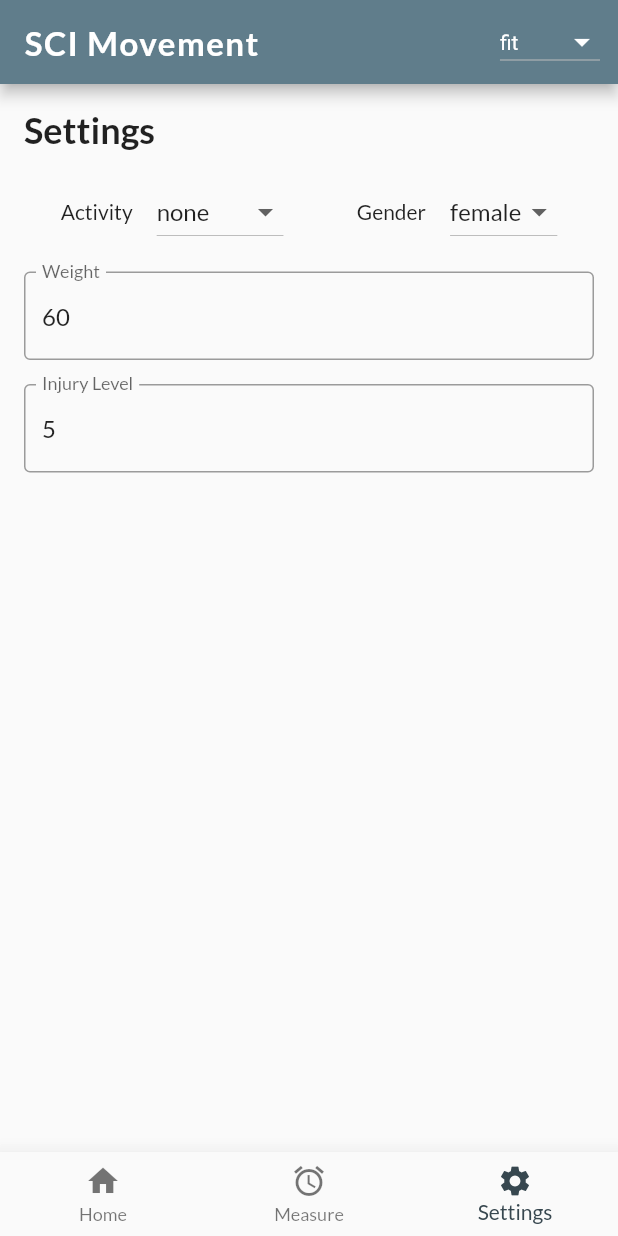
After one commit to hci-gu/sci-project, a Flutter app: the HomeScreen screen opened by its route, item 3 of the bottom bar chosen, on a phone screen of 412 x 824 dp. The commit adds this screen. Run offline on Flutter 3.47's test engine with Material 2 defaults, Android fonts, the phone set to English and light mode, and no system bars; our stand-ins replace dio, fl_chart, flutter_hooks, go_router, shared_preferences, timezone; accounts and stored records are empty; network calls fail.

Commit message:
different energy calculations based on user or query overwrite, measure screen in app

```diff
--- a/app/lib/main.dart
+++ b/app/lib/main.dart
@@ -8,9 +8,11 @@ import 'package:scimovement/models/settings.dart';
 import 'package:scimovement/screens/home.dart';
 import 'package:scimovement/screens/login.dart';
 import 'package:scimovement/theme/theme.dart';
+import 'package:timezone/data/latest.dart' as tz;
 
 void main() async {
   WidgetsFlutterBinding.ensureInitialized();
+  tz.initializeTimeZones();
   final auth = AuthModel();
   await auth.init();
   runApp(App(auth: auth));
--- a/app/lib/models/energy.dart
+++ b/app/lib/models/energy.dart
@@ -1,13 +1,75 @@
 import 'package:flutter/material.dart';
 import 'package:scimovement/api.dart';
+
+enum Activity {
+  none,
+  weights,
+  skiErgo,
+  armErgo,
+}
+
+enum Gender { male, female }
+
+enum Condition { paraplegic, tetraplegic }
+
+class EnergyParams {
+  Activity activity;
+  Condition condition;
+  Gender gender;
+  int weight;
+  int watt;
+  int injuryLevel;
+
+  EnergyParams({
+    this.activity = Activity.none,
+    this.condition = Condition.tetraplegic,
+    this.gender = Gender.female,
+    this.weight = 60,
+    this.watt = 10,
+    this.injuryLevel = 5,
+  });
+
+  Map<String, dynamic> toQueryParams() {
+    return {
+      'activity': _valueForActivity(),
+      'condition': condition.name,
+      'gender': gender.name,
+      'injuryLevel': injuryLevel,
+      'weight': weight,
+      'watt': watt,
+    };
+  }
+
+  _valueForActivity() {
+    switch (activity) {
+      case Activity.skiErgo:
+        return 'ski-ergo';
+      case Activity.armErgo:
+        return 'arm-ergo';
+      default:
+        return activity.name;
+    }
+  }
+}
 
 class EnergyModel extends ChangeNotifier {
   List<Energy> _energy = [];
   List<Energy> get energy => _energy;
   final duration = const Duration(minutes: 1);
 
+  EnergyParams _params = EnergyParams();
+
   DateTime _from = DateTime.now();
   DateTime _to = DateTime.now();
+
+  EnergyModel() {
+    DateTime now = DateTime.now();
+
+    _from = DateTime(now.year, now.month, now.day);
+    _to = DateTime(now.year, now.month, now.day, 23, 59, 59);
+  }
+
+  EnergyParams get params => _params;
 
   DateTime get from => _from;
   DateTime get to => _to;
@@ -17,37 +79,62 @@ class EnergyModel extends ChangeNotifier {
   bool _loading = false;
   bool get loading => _loading;
 
-  Future calculateEnergy(DateTime until) async {
+  Future getEnergy() async {
     _loading = true;
     notifyListeners();
-    List<Energy> fetchedEnergy = await Api().getEnergy(from, to);
-    _energy.addAll(fetchedEnergy);
-    _loading = false;
-    setFrom(from.add(duration));
-    notifyListeners();
 
-    if (to.isBefore(until)) {
-      return calculateEnergy(until);
-    }
-  }
-
-  Future getEnergy(DateTime from, DateTime to) async {
-    _loading = true;
-    _energy = [];
-    notifyListeners();
-
-    List<Energy> fetchedEnergy = await Api().getEnergy(from, to);
-    _energy.addAll(fetchedEnergy);
+    _energy = await Api().getEnergy(_from, _to, _params);
     _loading = false;
 
-    setFrom(_energy.last.time);
     notifyListeners();
   }
 
   setFrom(DateTime date) {
-    _from = DateTime.utc(
-        date.year, date.month, date.day, date.hour, date.minute, 0);
-    _to = date.add(duration);
+    _from =
+        DateTime(date.year, date.month, date.day, date.hour, date.minute, 0);
     notifyListeners();
   }
+
+  setTo(DateTime date) {
+    _to = DateTime(date.year, date.month, date.day, date.hour, date.minute, 0);
+    notifyListeners();
+  }
+
+  setTimeOfDay(String key, TimeOfDay time) async {
+    DateTime now = DateTime.now();
+    DateTime date =
+        DateTime(now.year, now.month, now.day, time.hour, time.minute, 0);
+    if (key == 'from') {
+      _from = date;
+    } else {
+      _to = date;
+    }
+    notifyListeners();
+
+    await getEnergy();
+  }
+
+  updateParams(String key, dynamic value) async {
+    switch (key) {
+      case 'activity':
+        _params.activity = value;
+        break;
+      case 'weight':
+        _params.weight = value;
+        break;
+      case 'injuryLevel':
+        _params.injuryLevel = value;
+        break;
+      case 'gender':
+        _params.gender = value;
+        break;
+      case 'watt':
+        _params.watt = value;
+        break;
+      default:
+    }
+    notifyListeners();
+
+    await getEnergy();
+  }
 }
--- /dev/null
+++ b/app/lib/screens/energy_params.dart
@@ -0,0 +1,129 @@
+import 'package:flutter/material.dart';
+import 'package:flutter_hooks/flutter_hooks.dart';
+import 'package:provider/provider.dart';
+import 'package:scimovement/models/energy.dart';
+
+import 'package:scimovement/models/settings.dart';
+import 'package:scimovement/theme/theme.dart';
+
+class EnergySettingsScreen extends HookWidget {
+  const EnergySettingsScreen({Key? key}) : super(key: key);
+
+  @override
+  Widget build(BuildContext context) {
+    EnergyModel energyModel = Provider.of<EnergyModel>(context);
+    TextEditingController weightController =
+        useTextEditingController(text: energyModel.params.weight.toString());
+    TextEditingController injuryController = useTextEditingController(
+        text: energyModel.params.injuryLevel.toString());
+    TextEditingController wattController =
+        useTextEditingController(text: energyModel.params.watt.toString());
+
+    return Padding(
+      padding: const EdgeInsets.all(16.0),
+      child: Column(
+          mainAxisAlignment: MainAxisAlignment.start,
+          crossAxisAlignment: CrossAxisAlignment.start,
+          children: [
+            const Text(
+              'Settings',
+              style: TextStyle(
+                fontSize: 24,
+                fontWeight: FontWeight.w600,
+              ),
+            ),
+            const SizedBox(height: 16),
+            Row(
+              mainAxisAlignment: MainAxisAlignment.spaceAround,
+              children: [_activity(energyModel), _gender(energyModel)],
+            ),
+            const SizedBox(height: 16),
+            TextField(
+              decoration: const InputDecoration(
+                labelText: 'Weight',
+                border: OutlineInputBorder(),
+              ),
+              keyboardType: TextInputType.number,
+              controller: weightController,
+              onChanged: (String? value) {
+                if (value != null) {
+                  energyModel.updateParams('weight', int.tryParse(value) ?? 0);
+                }
+              },
+            ),
+            const SizedBox(height: 16),
+            TextField(
+              decoration: const InputDecoration(
+                labelText: 'Injury Level',
+                border: OutlineInputBorder(),
+              ),
+              keyboardType: TextInputType.number,
+              controller: injuryController,
+              onChanged: (String? value) {
+                if (value != null) {
+                  energyModel.updateParams(
+                      'injuryLevel', int.tryParse(value) ?? 0);
+                }
+              },
+            ),
+            const SizedBox(height: 16),
+            if (energyModel.params.activity == Activity.skiErgo)
+              TextField(
+                decoration: const InputDecoration(
+                  labelText: 'Watt',
+                  border: OutlineInputBorder(),
+                ),
+                keyboardType: TextInputType.number,
+                controller: wattController,
+                onChanged: (String? value) {
+                  if (value != null) {
+                    energyModel.updateParams('watt', int.tryParse(value) ?? 0);
+                  }
+                },
+              ),
+          ]),
+    );
+  }
+
+  _activity(EnergyModel energyModel) {
+    return Row(
+      children: [
+        const Text('Activity'),
+        const SizedBox(width: 16),
+        DropdownButton<Activity>(
+          value: energyModel.params.activity,
+          onChanged: (Activity? newValue) {
+            energyModel.updateParams('activity', newValue);
+          },
+          items: Activity.values.map((Activity value) {
+            return DropdownMenuItem<Activity>(
+              value: value,
+              child: Text(value.name),
+            );
+          }).toList(),
+        )
+      ],
+    );
+  }
+
+  _gender(EnergyModel energyModel) {
+    return Row(
+      children: [
+        const Text('Gender'),
+        const SizedBox(width: 16),
+        DropdownButton<Gender>(
+          value: energyModel.params.gender,
+          onChanged: (Gender? newValue) {
+            energyModel.updateParams('gender', newValue);
+          },
+          items: Gender.values.map((Gender value) {
+            return DropdownMenuItem<Gender>(
+              value: value,
+              child: Text(value.name),
+            );
+          }).toList(),
+        )
+      ],
+    );
+  }
+}
--- a/app/lib/screens/home.dart
+++ b/app/lib/screens/home.dart
@@ -5,6 +5,7 @@ import 'package:provider/provider.dart';
 import 'package:scimovement/api.dart';
 import 'package:scimovement/models/activity.dart';
 import 'package:scimovement/models/settings.dart';
+import 'package:scimovement/screens/energy_params.dart';
 import 'package:scimovement/screens/measure.dart';
 import 'package:scimovement/theme/theme.dart';
 import 'package:scimovement/widgets/energy_display.dart';
@@ -75,8 +76,9 @@ class HomeScreen extends HookWidget {
           ChartSettings(),
         ],
       ),
-      body: screen.value == 0 ? _body(activityModel) : const MeasureScreen(),
+      body: _page(screen.value, activityModel),
       bottomNavigationBar: BottomNavigationBar(
+        elevation: 12,
         items: const <BottomNavigationBarItem>[
           BottomNavigationBarItem(
             icon: Icon(Icons.home),
@@ -86,6 +88,10 @@ class HomeScreen extends HookWidget {
             icon: Icon(Icons.access_alarm),
             label: 'Measure',
           ),
+          BottomNavigationBarItem(
+            icon: Icon(Icons.settings),
+            label: 'Settings',
+          ),
         ],
         currentIndex: screen.value,
         selectedItemColor: Colors.blueGrey[800],
@@ -94,6 +100,19 @@ class HomeScreen extends HookWidget {
         },
       ),
     );
+  }
+
+  _page(int index, ActivityModel model) {
+    switch (index) {
+      case 0:
+        return _body(model);
+      case 1:
+        return const MeasureScreen();
+      case 2:
+        return const EnergySettingsScreen();
+      default:
+        return _body;
+    }
   }
 
   Widget _body(ActivityModel activityModel) {
```
Also changed, not shown: app/lib/api.dart (+9 -3 lines), app/lib/screens/measure.dart (+93 -7 lines), app/lib/widgets/energy_display.dart (+44 -78 lines), app/pubspec.lock, 4 other files.
